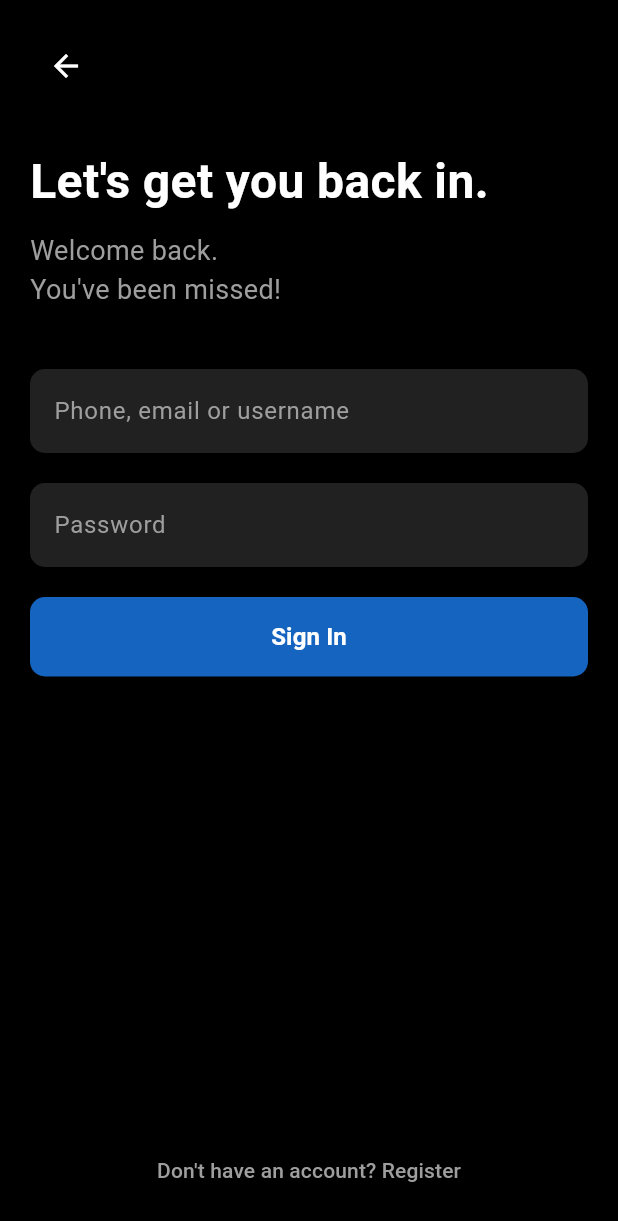
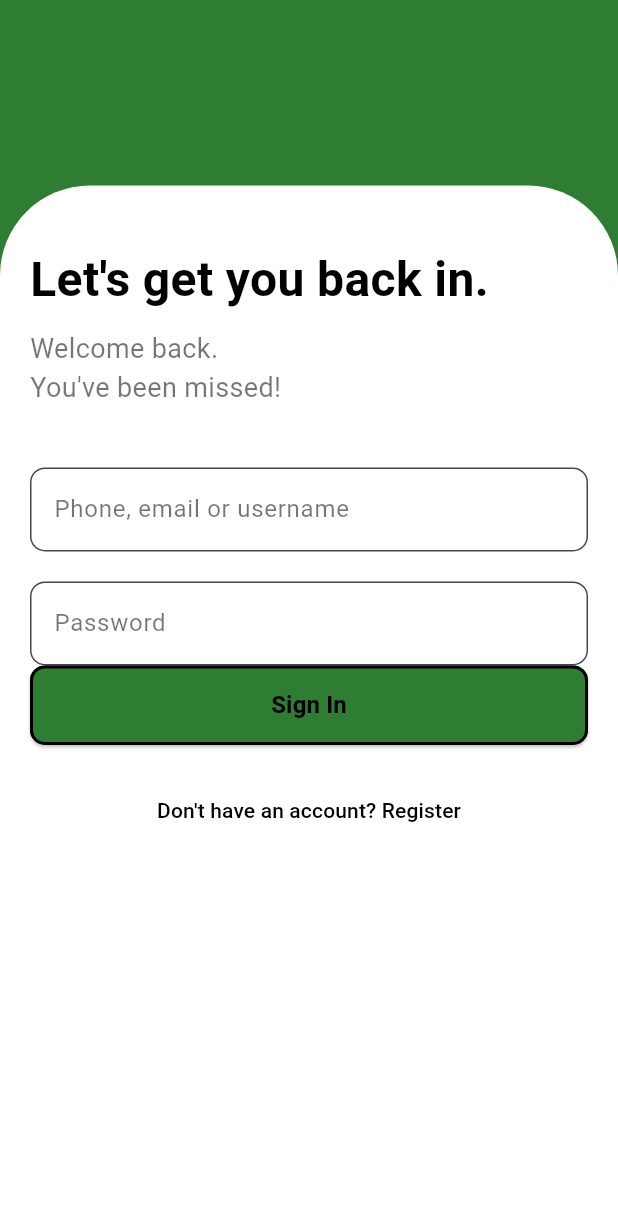
Before and after one commit to Tayebbb/AUSThir, a Flutter app: the screen it shows after launch, after a tap on "Sign In", on a phone screen of 412 x 824 dp. Shown: the top 1221 px of the screen. Run offline on Flutter 3.47's test engine with Material 3 defaults, Android fonts, the phone set to English and light mode, and no system bars.

Commit message:
Update login.dart
Updated theme

```diff
--- a/lib/login.dart
+++ b/lib/login.dart
@@ -1,6 +1,5 @@
 import 'package:austhir/reg.dart';
 import 'package:flutter/material.dart';
-
 import 'homepage.dart';
 
 class SignIn extends StatelessWidget {
@@ -9,24 +8,32 @@ class SignIn extends StatelessWidget {
   @override
   Widget build(BuildContext context) {
     return Scaffold(
-      backgroundColor: Colors.black,
-      body: SafeArea(
-        child: Padding(
-          padding: const EdgeInsets.all(20.0),
+      backgroundColor: Colors.green[800], // Full green background
+      body: Stack(
+        children: [
+          Positioned(
+            top: MediaQuery.of(context).size.height * 0.15, // Starts at 15% height
+            left: 0,
+            right: 0,
+            bottom: 0,
+            child: Container(
+              decoration: const BoxDecoration(
+                color: Colors.white,
+                borderRadius: BorderRadius.only(
+                  topLeft: Radius.circular(60),
+                  topRight: Radius.circular(60),
+                ),
+              ),
+              child: SingleChildScrollView(
+                padding: const EdgeInsets.all(20),
                 child: Column(
                   crossAxisAlignment: CrossAxisAlignment.start,
                   children: [
-              IconButton(
-                onPressed: () {
-                  Navigator.pop(context);
-                },
-                icon: const Icon(Icons.arrow_back, color: Colors.white),
-              ),
-              SizedBox(height: 30),
+                    SizedBox(height: 20),
                     Text(
                       "Let's get you back in.",
                       style: TextStyle(
-                  color: Colors.white,
+                        color: Colors.black,
                         fontSize: 32,
                         fontWeight: FontWeight.bold,
                       ),
@@ -35,40 +42,39 @@ class SignIn extends StatelessWidget {
                     Text(
                       "Welcome back.\nYou've been missed!",
                       style: TextStyle(
-                  color: Colors.grey,
+                        color: Colors.black54,
                         fontSize: 18,
                       ),
                     ),
                     SizedBox(height: 40),
                     TextField(
-                style: TextStyle(color: Colors.white),
+                      style: TextStyle(color: Colors.black),
                       decoration: InputDecoration(
                         filled: true,
-                  fillColor: Colors.grey[900],
+                        fillColor: Colors.white,
                         hintText: "Phone, email or username",
-                  hintStyle: TextStyle(color: Colors.grey),
+                        hintStyle: TextStyle(color: Colors.black54),
                         border: OutlineInputBorder(
                           borderRadius: BorderRadius.circular(10),
-                    borderSide: BorderSide.none,
+                          borderSide: BorderSide(color: Colors.black),
                         ),
                       ),
                     ),
                     SizedBox(height: 20),
                     TextField(
                       obscureText: true,
-                style: TextStyle(color: Colors.white),
+                      style: TextStyle(color: Colors.black),
                       decoration: InputDecoration(
                         filled: true,
-                  fillColor: Colors.grey[900],
+                        fillColor: Colors.white,
                         hintText: "Password",
-                  hintStyle: TextStyle(color: Colors.grey),
+                        hintStyle: TextStyle(color: Colors.black54),
                         border: OutlineInputBorder(
                           borderRadius: BorderRadius.circular(10),
-                    borderSide: BorderSide.none,
+                          borderSide: BorderSide(color: Colors.black),
                         ),
                       ),
                     ),
-              SizedBox(height: 20),
                     SizedBox(
                       width: double.infinity,
                       child: ElevatedButton(
@@ -79,23 +85,25 @@ class SignIn extends StatelessWidget {
                           );
                         },
                         style: ElevatedButton.styleFrom(
-                    backgroundColor: Colors.blue[800],
+                          backgroundColor: Colors.green[800], // Green button
                           shape: RoundedRectangleBorder(
                             borderRadius: BorderRadius.circular(10),
+                            side: BorderSide(color: Colors.black, width: 2),
                           ),
                           padding: EdgeInsets.symmetric(vertical: 15),
                         ),
                         child: Text(
                           "Sign In",
                           style: TextStyle(
-                      color: Colors.white,
+                            color: Colors.black, // Black text for the button
                             fontWeight: FontWeight.bold,
                             fontSize: 16,
                           ),
                         ),
                       ),
                     ),
-              Expanded(child: SizedBox()),
+
+                    SizedBox(height: 20),
                     Center(
                       child: TextButton(
                         onPressed: () {
@@ -106,7 +114,7 @@ class SignIn extends StatelessWidget {
                         },
                         child: Text(
                           "Don't have an account? Register",
-                    style: TextStyle(color: Colors.grey),
+                          style: TextStyle(color: Colors.black),
                         ),
                       ),
                     ),
@@ -114,6 +122,9 @@ class SignIn extends StatelessWidget {
                 ),
               ),
             ),
+          ),
+        ],
+      ),
     );
   }
 }
```
Lines whose indentation alone changed are shown as unchanged.
